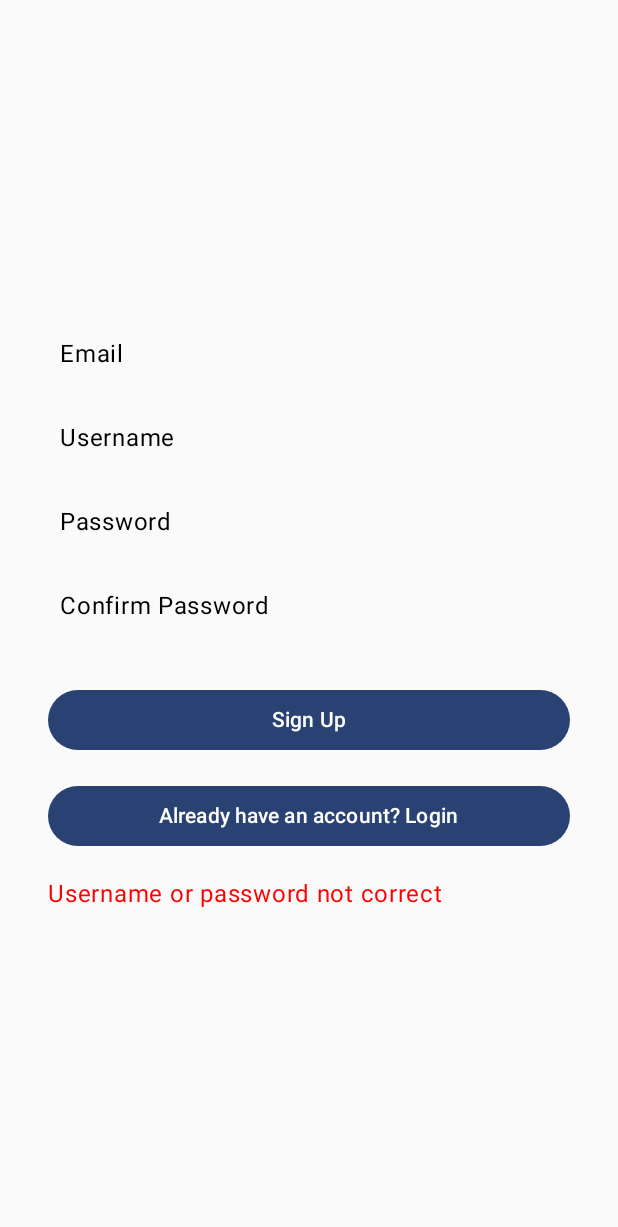
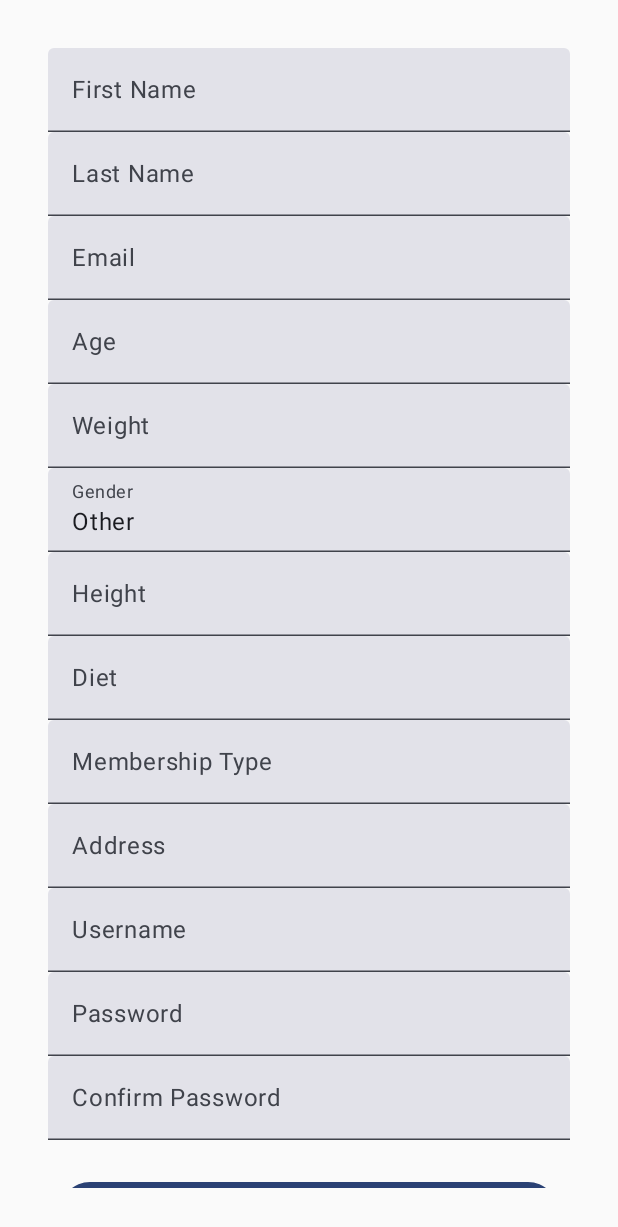
Before and after one commit to jam9151/AndroidFitnessTracker, an Android app built with Jetpack Compose: the screen it shows after launch (LoginActivity), after a tap on "Don't have an account? Sign Up", on a phone screen of 412 x 824 dp. Shown: the top 1227 px of the screen. Run offline under Robolectric (Android 15) with nearby library versions, the phone set to English and light mode, and no system bars; 3 statements that could not run were skipped; 1 other tap on this screen came first.

Commit message:
SignupInfo fixed

```diff
--- a/app/src/main/java/com/example/androidfitnesstracker/AuthManager.kt
+++ b/app/src/main/java/com/example/androidfitnesstracker/AuthManager.kt
@@ -2,7 +2,6 @@ package com.example.androidfitnesstracker
 
 import android.util.Patterns
 import java.security.MessageDigest
-
 
 enum class SignUpResult {
     SUCCESS,
@@ -28,24 +27,45 @@ class AuthManager(private val dbHelper: UserDatabaseHelper) {
         return password == confirmPassword
     }
 
-    // Simulated login method (you can later hook this up to a local database)
+    // Login method
     fun login(username: String, password: String): Boolean {
         val hashedPassword = hashPassword(password)
         return dbHelper.checkUser(username, hashedPassword)
     }
 
-    //signup method for local storage
-    fun signup(username: String, password: String, email: String): SignUpResult {
-        if (dbHelper.isUsernameTaken(username))
-        {
+    // Expanded signup method to handle all fields from LoginScreen.kt
+    fun signup(
+        username: String,
+        password: String,
+        email: String,
+        firstName: String,
+        lastName: String,
+        userType: String,
+        age: Int,
+        weight: Float,
+        gender: String,
+        height: Float?,
+        diet: String?,
+        membershipType: String,
+        address: String
+    ): SignUpResult {
+        // Check if the username or email already exists in the database
+        if (dbHelper.isUsernameTaken(username)) {
             return SignUpResult.USERNAME_TAKEN
-        } else if (dbHelper.isEmailTaken(email))
-        {
+        } else if (dbHelper.isEmailTaken(email)) {
             return SignUpResult.EMAIL_TAKEN
         }
 
+        // Hash the password before storing
         val hashedPassword = hashPassword(password)
-        val success = dbHelper.addUser(username, hashedPassword, email)
+
+        // Insert the user data into the database with all additional fields
+        val success = dbHelper.addUser(
+            username = username,
+            password = hashedPassword,
+            email = email
+        )
+
         return if (success != -1L) {
             SignUpResult.SUCCESS
         } else {
@@ -53,9 +73,8 @@ class AuthManager(private val dbHelper: UserDatabaseHelper) {
         }
     }
 
+    // Optional helper method to get a user's email by their username
     fun getEmail(username: String): String? {
         return dbHelper.getEmailByUsername(username)
     }
-
-
 }
--- a/app/src/main/java/com/example/androidfitnesstracker/LoginActivity.kt
+++ b/app/src/main/java/com/example/androidfitnesstracker/LoginActivity.kt
@@ -4,19 +4,12 @@ import android.content.Intent
 import android.os.Bundle
 import androidx.activity.ComponentActivity
 import androidx.activity.compose.setContent
-import androidx.activity.enableEdgeToEdge
 import androidx.compose.foundation.layout.Box
 import androidx.compose.foundation.layout.fillMaxSize
 import androidx.compose.foundation.layout.padding
-import androidx.compose.material3.Scaffold
 import androidx.compose.ui.Modifier
 import androidx.compose.ui.unit.dp
 import com.example.androidfitnesstracker.ui.theme.AndroidFitnessTrackerTheme
-import com.example.androidfitnesstracker.AuthManager
-import com.example.androidfitnesstracker.AuthScreen
-import com.example.androidfitnesstracker.UserDatabaseHelper
-
-
 
 class LoginActivity : ComponentActivity() {
     private lateinit var authManager: AuthManager
@@ -53,8 +46,7 @@ class LoginActivity : ComponentActivity() {
                             authManager = authManager,
                             onLogin = { username, password ->
                                 if (authManager.login(username, password)) {
-
-                                    //on successful login, save session and navigate to main page
+                                    // On successful login, save session and navigate to main page
                                     if (sessionManager.loginUser(username)) {
                                         navigateToMainActivity()
                                     }
@@ -62,17 +54,30 @@ class LoginActivity : ComponentActivity() {
                                     // Handle login failure
                                 }
                             },
-                            onSignUp = { username, password, email ->
-                                val result = authManager.signup(username, password, email)
+                            onSignUp = { username, password, email, firstName, lastName, userType, age, weight, gender, height, diet, membershipType, address ->
+                                // Pass all parameters to AuthManager.signup
+                                val result = authManager.signup(
+                                    username = username,
+                                    password = password,
+                                    email = email,
+                                    firstName = firstName,
+                                    lastName = lastName,
+                                    userType = userType,
+                                    age = age,
+                                    weight = weight,
+                                    gender = gender,
+                                    height = height,
+                                    diet = diet,
+                                    membershipType = membershipType,
+                                    address = address
+                                )
                                 if (result == SignUpResult.SUCCESS) {
-
-                                    //on successful signup, save session and navigate to main page
+                                    // On successful signup, save session and navigate to main page
                                     if (sessionManager.loginUser(username)) {
                                         navigateToMainActivity()
                                     }
                                 } else {
-                                    //on unsuccessful signup
-
+                                    // Handle unsuccessful signup
                                 }
                             }
                         )
--- a/app/src/main/java/com/example/androidfitnesstracker/LoginScreen.kt
+++ b/app/src/main/java/com/example/androidfitnesstracker/LoginScreen.kt
@@ -1,172 +1,164 @@
 package com.example.androidfitnesstracker
 
 import androidx.compose.foundation.layout.*
-import androidx.compose.foundation.text.BasicTextField
-import androidx.compose.foundation.text.KeyboardActions
-import androidx.compose.foundation.text.KeyboardOptions
+import androidx.compose.foundation.lazy.LazyColumn
 import androidx.compose.material3.Button
 import androidx.compose.material3.Text
 import androidx.compose.material3.TextField
 import androidx.compose.runtime.*
 import androidx.compose.ui.Modifier
-import androidx.compose.ui.focus.FocusRequester
-import androidx.compose.ui.focus.focusRequester
-import androidx.compose.ui.text.input.ImeAction
 import androidx.compose.ui.text.input.PasswordVisualTransformation
-import androidx.compose.ui.tooling.preview.Preview
 import androidx.compose.ui.unit.dp
-import com.example.androidfitnesstracker.ui.theme.AndroidFitnessTrackerTheme
 
 @Composable
 fun AuthScreen(
-    authManager: AuthManager, // Pass the auth manager as a parameter
+    authManager: AuthManager,
     onLogin: (String, String) -> Unit,
-    onSignUp: (String, String, String) -> Unit
+    onSignUp: (
+        username: String,
+        password: String,
+        email: String,
+        firstName: String,
+        lastName: String,
+        userType: String,
+        age: Int,
+        weight: Float,
+        gender: String,
+        height: Float?,
+        diet: String?,
+        membershipType: String,
+        address: String
+    ) -> Unit
 ) {
-
+    // State variables for user inputs
     var username by remember { mutableStateOf("") }
     var password by remember { mutableStateOf("") }
     var confirmPassword by remember { mutableStateOf("") }
     var email by remember { mutableStateOf("") }
+    var firstName by remember { mutableStateOf("") }
+    var lastName by remember { mutableStateOf("") }
+    var userType by remember { mutableStateOf("General User") }
+    var age by remember { mutableStateOf(0) }
+    var weight by remember { mutableStateOf(0f) }
+    var gender by remember { mutableStateOf("Other") }
+    var height by remember { mutableStateOf<Float?>(null) }
+    var diet by remember { mutableStateOf<String?>(null) }
+    var membershipType by remember { mutableStateOf("") }
+    var address by remember { mutableStateOf("") }
     var isSignup by remember { mutableStateOf(false) }
+    var errorMessage by remember { mutableStateOf<String?>(null) }
 
-    var errorMessage by remember { mutableStateOf<String?>(null) } // Updated to hold error messages
-
-    val emailFocusRequester = FocusRequester()
-    val passwordFocusRequester = FocusRequester()
-    val confirmPasswordFocusRequester = FocusRequester()
-
-    Column(
+    LazyColumn(
         modifier = Modifier
             .fillMaxSize()
             .padding(16.dp),
-        verticalArrangement = Arrangement.Center
+        verticalArrangement = Arrangement.spacedBy(12.dp) // Adds spacing between items
     ) {
+        item {
             if (isSignup) {
-            BasicTextField(
+                TextField(
+                    value = firstName,
+                    onValueChange = { firstName = it },
+                    label = { Text("First Name") },
+                    modifier = Modifier.fillMaxWidth()
+                )
+                TextField(
+                    value = lastName,
+                    onValueChange = { lastName = it },
+                    label = { Text("Last Name") },
+                    modifier = Modifier.fillMaxWidth()
+                )
+                TextField(
                     value = email,
-                onValueChange = {
-                    email = it.replace(Regex("\\s"), "")
-                },
-                modifier = Modifier
-                    .fillMaxWidth()
-                    .focusRequester(emailFocusRequester),
-                decorationBox = { innerTextField ->
-                    Box(modifier = Modifier.padding(8.dp)) {
-                        if (email.isEmpty()) {
-                            Text("Email")
+                    onValueChange = { email = it },
+                    label = { Text("Email") },
+                    modifier = Modifier.fillMaxWidth()
+                )
+                TextField(
+                    value = if (age == 0) "" else age.toString(),
+                    onValueChange = { age = it.toIntOrNull() ?: 0 },
+                    label = { Text("Age") },
+                    modifier = Modifier.fillMaxWidth()
+                )
+                TextField(
+                    value = if (weight == 0f) "" else weight.toString(),
+                    onValueChange = { weight = it.toFloatOrNull() ?: 0f },
+                    label = { Text("Weight") },
+                    modifier = Modifier.fillMaxWidth()
+                )
+                TextField(
+                    value = gender,
+                    onValueChange = { gender = it },
+                    label = { Text("Gender") },
+                    modifier = Modifier.fillMaxWidth()
+                )
+                TextField(
+                    value = height?.toString() ?: "",
+                    onValueChange = { height = it.toFloatOrNull() },
+                    label = { Text("Height") },
+                    modifier = Modifier.fillMaxWidth()
+                )
+                TextField(
+                    value = diet ?: "",
+                    onValueChange = { diet = it },
+                    label = { Text("Diet") },
+                    modifier = Modifier.fillMaxWidth()
+                )
+                TextField(
+                    value = membershipType,
+                    onValueChange = { membershipType = it },
+                    label = { Text("Membership Type") },
+                    modifier = Modifier.fillMaxWidth()
+                )
+                TextField(
+                    value = address,
+                    onValueChange = { address = it },
+                    label = { Text("Address") },
+                    modifier = Modifier.fillMaxWidth()
+                )
             }
-                        innerTextField()
-                    }
-                },
-                keyboardOptions = KeyboardOptions.Default.copy(imeAction = ImeAction.Next),
-                keyboardActions = KeyboardActions(onNext = {
-                    passwordFocusRequester.requestFocus()
-                })
+
+            // Username, password, and confirm password fields
+            TextField(
+                value = username,
+                onValueChange = { username = it },
+                label = { Text("Username") },
+                modifier = Modifier.fillMaxWidth()
+            )
+            TextField(
+                value = password,
+                onValueChange = { password = it },
+                label = { Text("Password") },
+                modifier = Modifier.fillMaxWidth(),
+                visualTransformation = PasswordVisualTransformation()
             )
 
-            Spacer(modifier = Modifier.height(16.dp))
+            if (isSignup) {
+                TextField(
+                    value = confirmPassword,
+                    onValueChange = { confirmPassword = it },
+                    label = { Text("Confirm Password") },
+                    modifier = Modifier.fillMaxWidth(),
+                    visualTransformation = PasswordVisualTransformation()
+                )
             }
-
-        BasicTextField(
-            value = username,
-            onValueChange = {
-                username = it.replace(Regex("\\s"), "")
-            },
-            modifier = Modifier.fillMaxWidth(),
-            decorationBox = { innerTextField ->
-                Box(modifier = Modifier.padding(8.dp)) {
-                    if (username.isEmpty()) {
-                        Text("Username")
-                    }
-                    innerTextField()
-                }
-            },
-            keyboardOptions = KeyboardOptions.Default.copy(imeAction = ImeAction.Next),
-            keyboardActions = KeyboardActions(onNext = {
-                passwordFocusRequester.requestFocus()
-            })
-        )
 
             Spacer(modifier = Modifier.height(16.dp))
 
-        BasicTextField(
-            value = password,
-            onValueChange = {
-                password = it.replace(Regex("\\s"), "")
-            },
-            modifier = Modifier
-                .fillMaxWidth()
-                .focusRequester(passwordFocusRequester),
-            visualTransformation = PasswordVisualTransformation(),
-            decorationBox = { innerTextField ->
-                Box(modifier = Modifier.padding(8.dp)) {
-                    if (password.isEmpty()) {
-                        Text("Password")
-                    }
-                    innerTextField()
-                }
-            },
-            keyboardOptions = KeyboardOptions.Default.copy(imeAction = if (isSignup) ImeAction.Next else ImeAction.Done),
-            keyboardActions = KeyboardActions(
-                onNext = {
-                    if (isSignup) confirmPasswordFocusRequester.requestFocus()
-                },
-                onDone = {
-                    onSignUp(username, password, email)
-                }
-            )
-        )
-
-        if (isSignup) {
-            Spacer(modifier = Modifier.height(16.dp))
-
-            BasicTextField(
-                value = confirmPassword,
-                onValueChange = {
-                    confirmPassword = it.replace(Regex("\\s"), "")
-                },
-                modifier = Modifier
-                    .fillMaxWidth()
-                    .focusRequester(confirmPasswordFocusRequester),
-                visualTransformation = PasswordVisualTransformation(),
-                decorationBox = { innerTextField ->
-                    Box(modifier = Modifier.padding(8.dp)) {
-                        if (confirmPassword.isEmpty()) {
-                            Text("Confirm Password")
-                        }
-                        innerTextField()
-                    }
-                },
-                keyboardOptions = KeyboardOptions.Default.copy(imeAction = ImeAction.Done),
-                keyboardActions = KeyboardActions(
-                    onDone = {
-                        if (!authManager.isEmailValid(email)) {
-                            errorMessage = "Invalid email format"
-                        } else if (!authManager.doPasswordsMatch(password, confirmPassword)) {
-                            errorMessage = "Passwords do not match"
-                        } else {
-                            onSignUp(username, password, email)
-                        }
-                    }
-                )
-            )
-        }
-
-        Spacer(modifier = Modifier.height(32.dp))
-
-        Button(
-            onClick = {
+            // Button for login or signup
+            Button(onClick = {
                 if (isSignup) {
                     if (!authManager.isEmailValid(email)) {
                         errorMessage = "Invalid email format"
                     } else if (!authManager.doPasswordsMatch(password, confirmPassword)) {
                         errorMessage = "Passwords do not match"
                     } else {
-                        onSignUp(username, password, email)
+                        onSignUp(
+                            username, password, email, firstName, lastName, userType, age, weight,
+                            gender, height, diet, membershipType, address
+                        )
                     }
                 } else {
-                    // Attempt login and display error message if login fails
                     if (!authManager.login(username, password)) {
                         errorMessage = "Username or password not correct"
                     } else {
@@ -174,18 +166,14 @@ fun AuthScreen(
                         errorMessage = null // Clear error if login is successful
                     }
                 }
-            },
-            modifier = Modifier.fillMaxWidth()
-        ) {
+            }, modifier = Modifier.fillMaxWidth().padding(8.dp)) {
                 Text(text = if (isSignup) "Sign Up" else "Login")
             }
 
             Spacer(modifier = Modifier.height(16.dp))
 
-        Button(
-            onClick = { isSignup = !isSignup },
-            modifier = Modifier.fillMaxWidth()
-        ) {
+            // Toggle between login and signup mode
+            Button(onClick = { isSignup = !isSignup }, modifier = Modifier.fillMaxWidth().padding(8.dp)) {
                 Text(text = if (isSignup) "Already have an account? Login" else "Don't have an account? Sign Up")
             }
 
@@ -195,3 +183,4 @@ fun AuthScreen(
             }
         }
     }
+}
```
Lines whose indentation alone changed are shown as unchanged.
